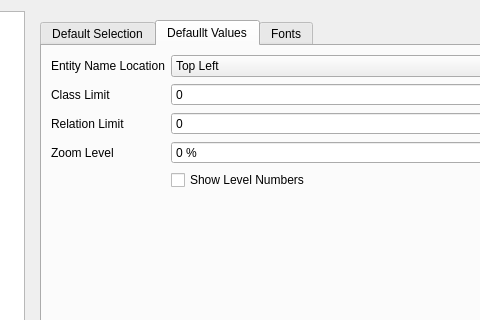
Old version of the form lvtqtw/ct_lvtqtw_configurationdialog.ui in the repository KDE/codevis; both pictures show x 86 to 566 and y 0 to 320 of the 897 by 714 pixel window.
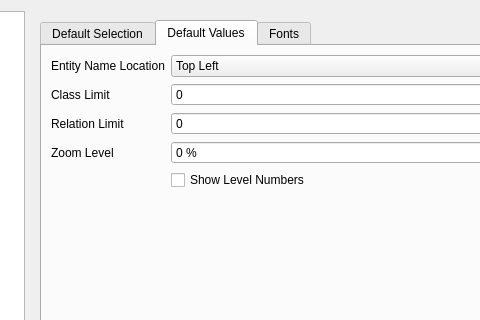
New version of the form. Custom widgets are drawn as their Qt base class.

Commit message: Fix typo in configuration dialog

What changed in the file:
```diff
--- a/lvtqtw/ct_lvtqtw_configurationdialog.ui
+++ b/lvtqtw/ct_lvtqtw_configurationdialog.ui
@@ -353,7 +353,7 @@
            </widget>
            <widget class="QWidget" name="DefaultValues">
             <attribute name="title">
-             <string>Defaullt Values</string>
+             <string>Default Values</string>
             </attribute>
             <layout class="QFormLayout" name="formLayout_3">
              <item row="0" column="0">
```
